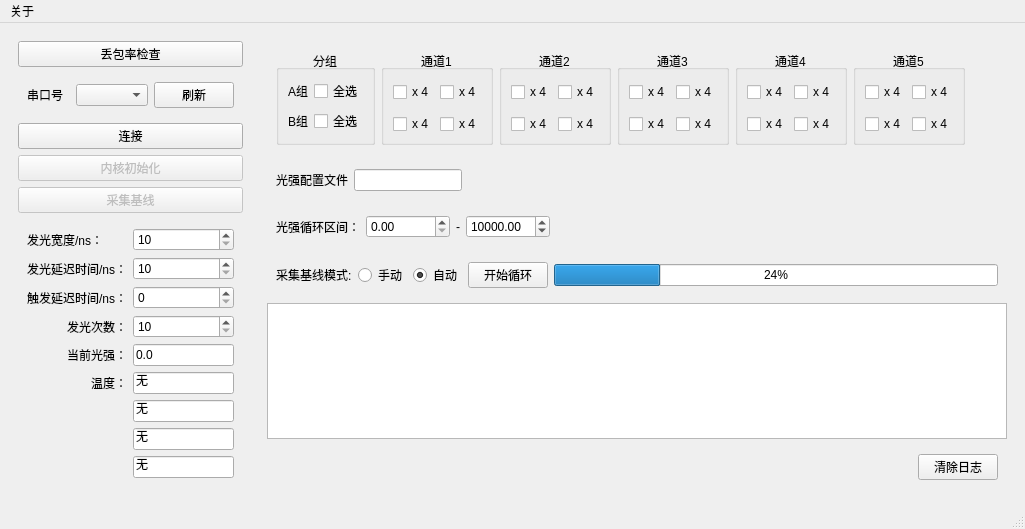
This is mainwindow.ui in MrXiaomao/LEDControl2 as Qt 5 draws it before an edit. The edited form follows.
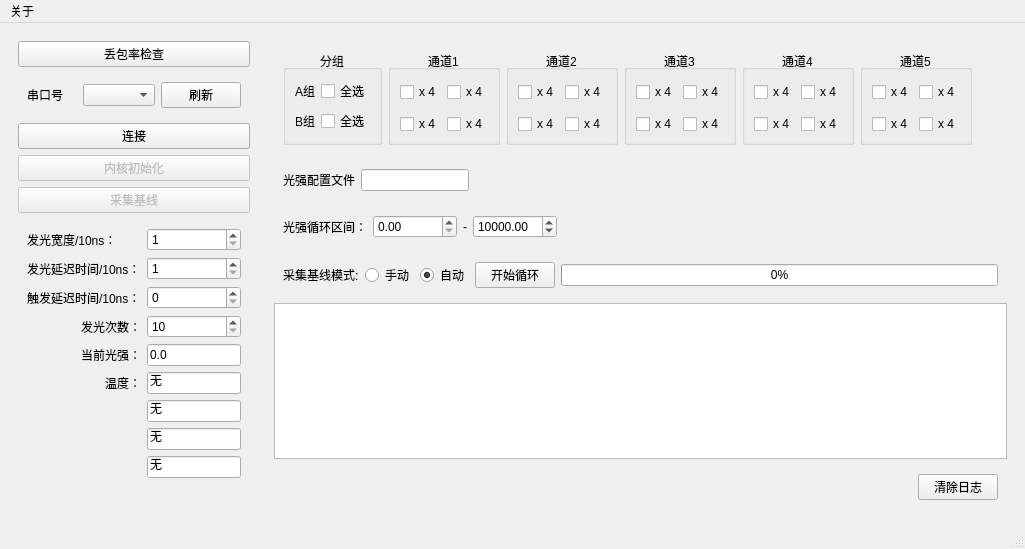
This is the edited form.

Commit message: 1、更改时间项，默认带单位10ns; 2、循环过程中删除复位移位寄存器的动作,完成所有循环时进行内核初始化动作； 3、手动采集基线的逻辑补充完整； 4、优化指令配对日志的分析功能。

The edit to the form file:
```diff
--- a/mainwindow.ui
+++ b/mainwindow.ui
@@ -7,7 +7,7 @@
     <x>0</x>
     <y>0</y>
     <width>1025</width>
-    <height>529</height>
+    <height>549</height>
    </rect>
   </property>
   <property name="windowTitle">
@@ -146,21 +146,21 @@
           <item row="0" column="0">
            <widget class="QLabel" name="label_7">
             <property name="text">
-             <string>发光宽度/ns：</string>
+             <string>发光宽度/10ns：</string>
             </property>
            </widget>
           </item>
           <item row="1" column="0">
            <widget class="QLabel" name="label_9">
             <property name="text">
-             <string>发光延迟时间/ns：</string>
+             <string>发光延迟时间/10ns：</string>
             </property>
            </widget>
           </item>
           <item row="2" column="0">
            <widget class="QLabel" name="label_5">
             <property name="text">
-             <string>触发延迟时间/ns：</string>
+             <string>触发延迟时间/10ns：</string>
             </property>
            </widget>
           </item>
@@ -180,7 +180,7 @@
           <item row="1" column="1">
            <widget class="QSpinBox" name="spinBox_lightDelayTime">
             <property name="minimum">
-             <number>10</number>
+             <number>1</number>
             </property>
             <property name="maximum">
              <number>10000000</number>
@@ -203,7 +203,7 @@
           <item row="0" column="1">
            <widget class="QSpinBox" name="spinBox_LEDWidth">
             <property name="minimum">
-             <number>10</number>
+             <number>1</number>
             </property>
             <property name="maximum">
              <number>655350</number>
@@ -698,7 +698,7 @@
              </size>
             </property>
             <property name="value">
-             <number>24</number>
+             <number>0</number>
             </property>
            </widget>
           </item>
```
Left out of the diff: 6 changed lines with no effect on the pictures. The commit also changes 8 other files.
